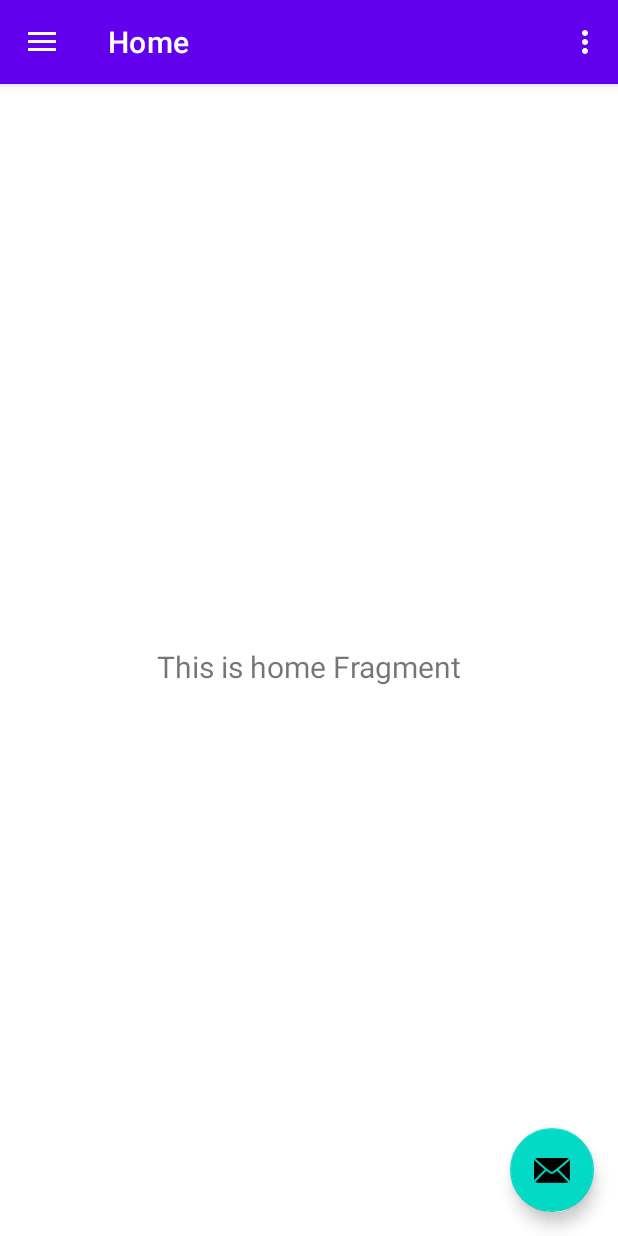
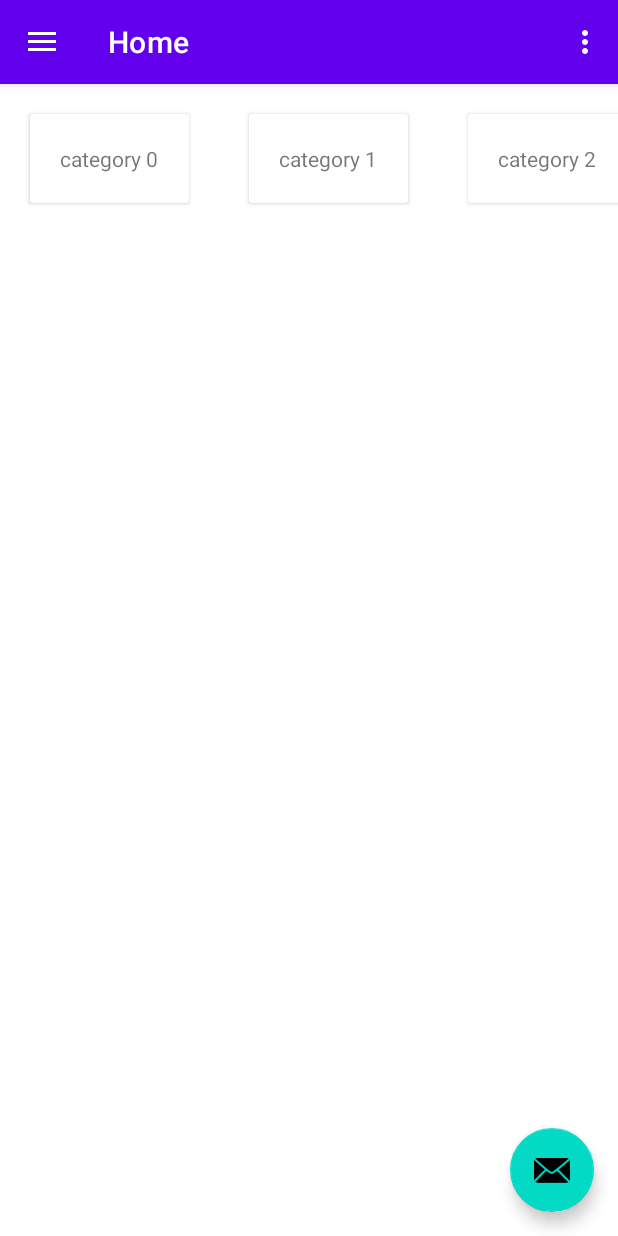
Before and after one commit to benhunter/mcso-ap-FinalProject-Accelerate, an Android app: the screen it shows after launch (MainActivity), on a phone screen of 412 x 824 dp. Run offline under Robolectric (Android 15) with nearby library versions, the phone set to English and light mode, and no system bars; our stand-ins replace navigation-ui.

Commit message:
Board with categories that scrolls horizontally

```diff
--- /dev/null
+++ b/app/src/main/java/me/benhunter/accelerate/BoardList.kt
@@ -0,0 +1,5 @@
+package me.benhunter.accelerate
+
+class BoardList(
+    val name: String,
+)
--- /dev/null
+++ b/app/src/main/java/me/benhunter/accelerate/ui/home/BoardAdapter.kt
@@ -0,0 +1,40 @@
+package me.benhunter.accelerate.ui.home
+
+import android.util.Log
+import android.view.LayoutInflater
+import android.view.ViewGroup
+import androidx.recyclerview.widget.DiffUtil
+import androidx.recyclerview.widget.ListAdapter
+import androidx.recyclerview.widget.RecyclerView
+import me.benhunter.accelerate.BoardList
+import me.benhunter.accelerate.databinding.BoardListBinding
+
+class BoardAdapter : ListAdapter<BoardList, BoardAdapter.ViewHolder>(Diff()) {
+    inner class ViewHolder(val boardListBinding: BoardListBinding) : RecyclerView.ViewHolder(boardListBinding.root){
+//        lateinit var boardList: BoardList
+        init {
+            Log.d(javaClass.simpleName, "BoardAdapter.ViewHolder.init boardListBinding $boardListBinding")
+        }
+    }
+
+    class Diff : DiffUtil.ItemCallback<BoardList>() {
+        override fun areItemsTheSame(oldItem: BoardList, newItem: BoardList): Boolean {
+            TODO("Not yet implemented")
+        }
+
+        override fun areContentsTheSame(oldItem: BoardList, newItem: BoardList): Boolean {
+            TODO("Not yet implemented")
+        }
+    }
+
+    override fun onCreateViewHolder(parent: ViewGroup, viewType: Int): ViewHolder {
+        val boardListBinding = BoardListBinding.inflate(LayoutInflater.from(parent.context), parent, false)
+        return ViewHolder(boardListBinding)
+    }
+
+    override fun onBindViewHolder(holder: ViewHolder, position: Int) {
+        val boardList = getItem(position)
+        holder.boardListBinding.listNameTv.text = boardList.name
+    }
+
+}
--- a/app/src/main/java/me/benhunter/accelerate/ui/home/HomeFragment.kt
+++ b/app/src/main/java/me/benhunter/accelerate/ui/home/HomeFragment.kt
@@ -1,12 +1,14 @@
 package me.benhunter.accelerate.ui.home
 
 import android.os.Bundle
+import android.util.Log
 import android.view.LayoutInflater
 import android.view.View
 import android.view.ViewGroup
-import android.widget.TextView
 import androidx.fragment.app.Fragment
 import androidx.lifecycle.ViewModelProvider
+import androidx.recyclerview.widget.LinearLayoutManager
+import me.benhunter.accelerate.BoardList
 import me.benhunter.accelerate.databinding.FragmentHomeBinding
 
 class HomeFragment : Fragment() {
@@ -28,11 +30,30 @@ class HomeFragment : Fragment() {
         _binding = FragmentHomeBinding.inflate(inflater, container, false)
         val root: View = binding.root
 
-        val textView: TextView = binding.textHome
-        homeViewModel.text.observe(viewLifecycleOwner) {
-            textView.text = it
+//        val textView: TextView = binding.textHome
+//        homeViewModel.text.observe(viewLifecycleOwner) {
+//            textView.text = it
+//        }
+        return root
+    }
+
+    override fun onViewCreated(view: View, savedInstanceState: Bundle?) {
+        super.onViewCreated(view, savedInstanceState)
+
+        binding.boardRecyclerView.layoutManager =
+            LinearLayoutManager(binding.boardRecyclerView.context)
+
+        binding.boardRecyclerView.layoutManager = LinearLayoutManager(this.context, LinearLayoutManager.HORIZONTAL, false)
+
+        val boardAdapter = BoardAdapter()
+        binding.boardRecyclerView.adapter = boardAdapter
+
+        val categories = List(5) {
+            BoardList("category $it")
         }
-        return root
+        Log.d(javaClass.simpleName, "categories $categories")
+        boardAdapter.submitList(categories)
+
     }
 
     override fun onDestroyView() {
--- /dev/null
+++ b/app/src/main/res/layout/board_list.xml
@@ -0,0 +1,14 @@
+<?xml version="1.0" encoding="utf-8"?>
+
+<androidx.cardview.widget.CardView xmlns:android="http://schemas.android.com/apk/res/android"
+    android:layout_width="wrap_content"
+    android:layout_height="wrap_content"
+    android:layout_margin="20dp">
+
+    <TextView
+        android:id="@+id/list_name_tv"
+        android:layout_width="wrap_content"
+        android:layout_height="wrap_content"
+        android:layout_margin="20dp" />
+
+</androidx.cardview.widget.CardView>
--- a/app/src/main/res/layout/fragment_home.xml
+++ b/app/src/main/res/layout/fragment_home.xml
@@ -1,22 +1,27 @@
 <?xml version="1.0" encoding="utf-8"?>
 <androidx.constraintlayout.widget.ConstraintLayout xmlns:android="http://schemas.android.com/apk/res/android"
-    xmlns:app="http://schemas.android.com/apk/res-auto"
     xmlns:tools="http://schemas.android.com/tools"
     android:layout_width="match_parent"
     android:layout_height="match_parent"
     tools:context=".ui.home.HomeFragment">
 
-    <TextView
-        android:id="@+id/text_home"
+    <!--    <TextView-->
+    <!--        android:id="@+id/text_home"-->
+    <!--        android:layout_width="match_parent"-->
+    <!--        android:layout_height="wrap_content"-->
+    <!--        android:layout_marginStart="8dp"-->
+    <!--        android:layout_marginTop="8dp"-->
+    <!--        android:layout_marginEnd="8dp"-->
+    <!--        android:textAlignment="center"-->
+    <!--        android:textSize="20sp"-->
+    <!--        app:layout_constraintBottom_toBottomOf="parent"-->
+    <!--        app:layout_constraintEnd_toEndOf="parent"-->
+    <!--        app:layout_constraintStart_toStartOf="parent"-->
+    <!--        app:layout_constraintTop_toTopOf="parent" />-->
+
+    <androidx.recyclerview.widget.RecyclerView
         android:layout_width="match_parent"
-        android:layout_height="wrap_content"
-        android:layout_marginStart="8dp"
-        android:layout_marginTop="8dp"
-        android:layout_marginEnd="8dp"
-        android:textAlignment="center"
-        android:textSize="20sp"
-        app:layout_constraintBottom_toBottomOf="parent"
-        app:layout_constraintEnd_toEndOf="parent"
-        app:layout_constraintStart_toStartOf="parent"
-        app:layout_constraintTop_toTopOf="parent" />
+        android:layout_height="match_parent"
+        android:id="@+id/board_recycler_view"/>
+
 </androidx.constraintlayout.widget.ConstraintLayout>
```
